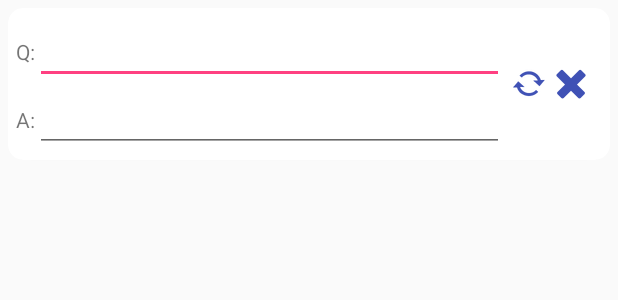
After one commit to octopusheep/kuakua, an Android app: the layout item_reply.xml on its own in the app's theme, with its tools: preview values and no code run, on a phone screen of 412 x 824 dp. The commit adds this screen. Shown: the top 300 px of the screen. Run offline under Robolectric (Android 15) with nearby library versions, the phone set to English and light mode, and no system bars.

Commit message:
feat: kuakua update reply activity
Signed-off-by: 章宇阳 <yuyangzhang@ecarx.com.cn>

```diff
--- a/app/src/main/java/club/zhangyuyang/kuakua/fwk_model/AnswerBean.java
+++ b/app/src/main/java/club/zhangyuyang/kuakua/fwk_model/AnswerBean.java
@@ -25,6 +25,9 @@ public class AnswerBean extends LitePalSupport {
     private String answer7;
     private String answer8;
     private String answer9;
+
+    public AnswerBean() {
+    }
 
     public AnswerBean(String username, String question, String answer1) {
         this.username = username;
--- a/app/src/main/java/club/zhangyuyang/kuakua/fwk_presenter/ChatPresenter.java
+++ b/app/src/main/java/club/zhangyuyang/kuakua/fwk_presenter/ChatPresenter.java
@@ -24,7 +24,7 @@ public class ChatPresenter {
 
     public void initView() {
 
-        DataModel.initDatabase();
+        DataModel.initDB();
         DataModel.initFriendDatabase();
         mFragment.initView(DataModel.queryChatFriendList());
     }
--- a/app/src/main/java/club/zhangyuyang/kuakua/fwk_presenter/ConversationPresenter.java
+++ b/app/src/main/java/club/zhangyuyang/kuakua/fwk_presenter/ConversationPresenter.java
@@ -1,7 +1,6 @@
 package club.zhangyuyang.kuakua.fwk_presenter;
 
 import android.content.Intent;
-import android.database.sqlite.SQLiteDatabase;
 
 import club.zhangyuyang.kuakua.ConversationActivity;
 import club.zhangyuyang.kuakua.adapter.ConversationAdapter;
@@ -33,10 +32,10 @@ public class ConversationPresenter {
 
     public void initView() {
 
-        DataModel.initDatabase();
+        DataModel.initDB();
         mActivity.initView(
                 DataModel.queryMessageList(mGuestUsername),
-                DataModel.queryGuestNickname(mGuestUsername),
+                DataModel.queryNicknameByUsername(mGuestUsername),
                 DataModel.queryUserInformation());
 
     }
--- a/app/src/main/java/club/zhangyuyang/kuakua/fwk_presenter/FriendPresenter.java
+++ b/app/src/main/java/club/zhangyuyang/kuakua/fwk_presenter/FriendPresenter.java
@@ -28,7 +28,7 @@ public class FriendPresenter {
 
     public void initView() {
 
-        DataModel.initDatabase();
+        DataModel.initDB();
         DataModel.initFriendDatabase();
         mFragment.initView(DataModel.queryAllFriendList());
     }
--- a/app/src/main/java/club/zhangyuyang/kuakua/fwk_view/IReplyView.java
+++ b/app/src/main/java/club/zhangyuyang/kuakua/fwk_view/IReplyView.java
@@ -3,6 +3,7 @@ package club.zhangyuyang.kuakua.fwk_view;
 import java.util.List;
 
 import club.zhangyuyang.kuakua.fwk_model.AnswerBean;
+import club.zhangyuyang.kuakua.fwk_model.FriendBean;
 
 /**
  * @Author :   yuyang
@@ -14,5 +15,6 @@ import club.zhangyuyang.kuakua.fwk_model.AnswerBean;
  * Other     :
  */
 public interface IReplyView {
-    void initView(List<AnswerBean> list);
+    void initView(String username, List<AnswerBean> list, FriendBean friendBean);
+
 }
--- /dev/null
+++ b/app/src/main/res/layout/item_reply.xml
@@ -0,0 +1,89 @@
+<?xml version="1.0" encoding="utf-8"?>
+<LinearLayout xmlns:android="http://schemas.android.com/apk/res/android"
+    xmlns:app="http://schemas.android.com/apk/res-auto"
+    android:layout_width="match_parent"
+    android:layout_height="wrap_content">
+
+    <android.support.v7.widget.CardView
+        android:layout_width="match_parent"
+        android:layout_height="wrap_content"
+        android:layout_margin="@dimen/padding_5dp"
+        android:elevation="@dimen/padding_8dp"
+        app:cardCornerRadius="@dimen/padding_10dp">
+
+        <LinearLayout
+            android:layout_width="match_parent"
+            android:layout_height="wrap_content"
+            android:layout_margin="@dimen/padding_5dp"
+            android:orientation="horizontal">
+
+            <LinearLayout
+                android:layout_width="0dp"
+                android:layout_height="wrap_content"
+                android:layout_weight="5"
+                android:orientation="vertical">
+
+                <LinearLayout
+                    android:layout_width="match_parent"
+                    android:layout_height="wrap_content"
+                    android:orientation="horizontal">
+
+                    <TextView
+                        android:layout_width="wrap_content"
+                        android:layout_height="wrap_content"
+                        android:text="@string/tv_question" />
+
+                    <EditText
+                        android:id="@+id/et_question"
+                        android:layout_width="match_parent"
+                        android:layout_height="wrap_content" />
+                </LinearLayout>
+
+                <LinearLayout
+                    android:layout_width="match_parent"
+                    android:layout_height="wrap_content"
+                    android:orientation="horizontal">
+
+                    <TextView
+                        android:layout_width="wrap_content"
+                        android:layout_height="wrap_content"
+                        android:text="@string/tv_answer" />
+
+                    <EditText
+                        android:id="@+id/et_answer"
+                        android:layout_width="match_parent"
+                        android:layout_height="wrap_content" />
+                </LinearLayout>
+
+
+            </LinearLayout>
+
+            <LinearLayout
+                android:layout_width="0dp"
+                android:layout_height="match_parent"
+                android:layout_weight="1"
+                android:gravity="center"
+                android:orientation="horizontal">
+
+                <ImageView
+                    android:id="@+id/iv_answer_update"
+                    android:layout_width="wrap_content"
+                    android:layout_height="wrap_content"
+                    android:background="@android:drawable/stat_notify_sync"
+                    android:backgroundTint="@color/colorPrimary"
+                    android:scaleType="centerInside" />
+
+                <ImageView
+                    android:id="@+id/iv_answer_delete"
+                    android:layout_width="wrap_content"
+                    android:layout_height="wrap_content"
+                    android:background="@android:drawable/ic_delete"
+                    android:backgroundTint="@color/colorPrimary" />
+
+            </LinearLayout>
+
+        </LinearLayout>
+
+    </android.support.v7.widget.CardView>
+
+</LinearLayout>
--- a/app/src/main/res/values/strings.xml
+++ b/app/src/main/res/values/strings.xml
@@ -10,6 +10,9 @@
     <string name="bt_setting">Advanced Set</string>
     <string name="tv_setting">modify reply</string>
     <string name="navi">findy Page comming soon</string>
-    <string name="username_default">Default</string>
+    <string name="username_default">default</string>
+    <string name="tv_question">Q: </string>
+    <string name="tv_answer">A: </string>
+    <string name="tv_reply"> Reply</string>
 
 </resources>
```
Also changed, not shown: app/src/main/java/club/zhangyuyang/kuakua/ReplyActivity.java (+59 -1 lines), app/src/main/java/club/zhangyuyang/kuakua/adapter/ReplyAdapter.java (added, +96 -0 lines), app/src/main/java/club/zhangyuyang/kuakua/adapter/SettingAdapter.java (+14 -6 lines), app/src/main/java/club/zhangyuyang/kuakua/fwk_model/DataModel.java (+33 -3 lines), app/src/main/java/club/zhangyuyang/kuakua/fwk_presenter/ReplyPresenter.java (added, +51 -0 lines).
